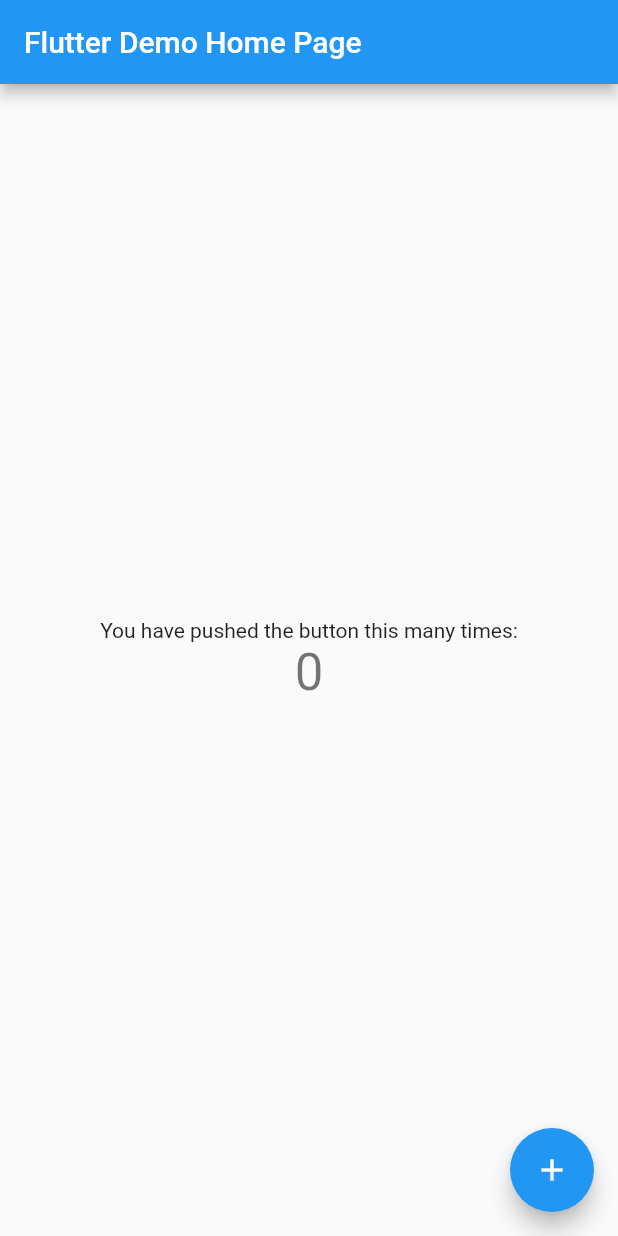
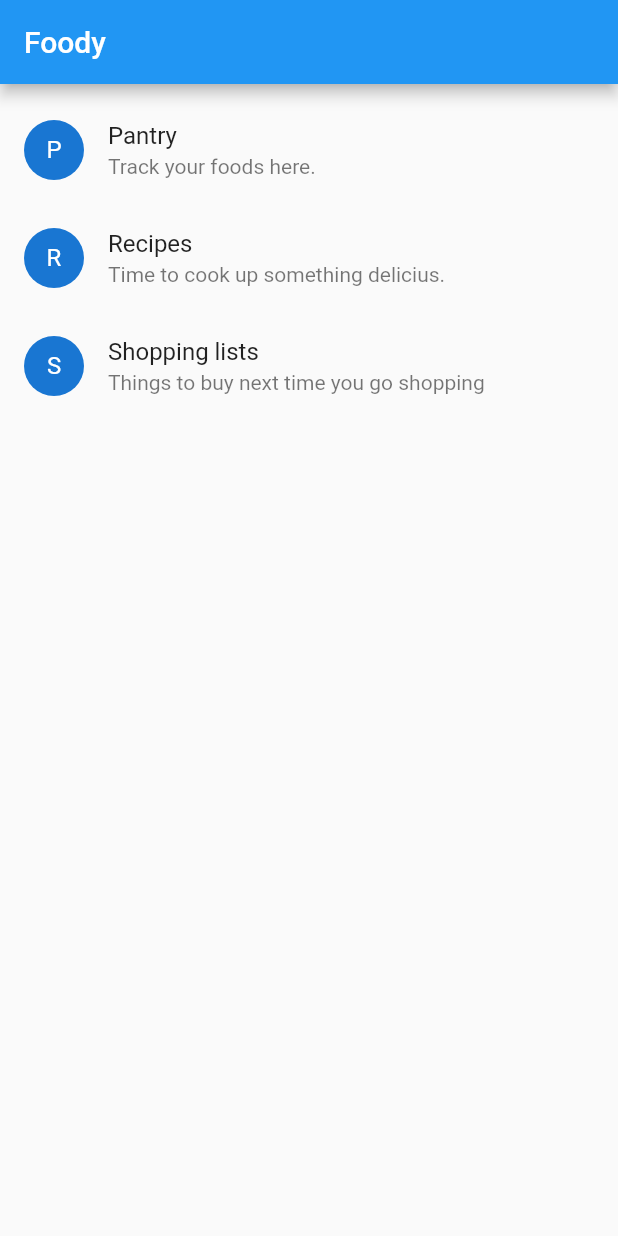
Before and after one commit to MassConfusion/foody, a Flutter app: the screen it shows after launch, on a phone screen of 412 x 824 dp. Run offline on Flutter 3.47's test engine with Material 2 defaults, Android fonts, the phone set to English and light mode, and no system bars.

Commit message:
Replace default app with the basic foody app skeleton

```diff
--- /dev/null
+++ b/lib/home.dart
@@ -0,0 +1,41 @@
+import 'package:flutter/material.dart';
+
+class Home extends StatelessWidget {
+  const Home({Key? key}) : super(key: key);
+
+  @override
+  Widget build(BuildContext context) {
+    return Scaffold(
+      appBar: AppBar(
+        title: const Text('Foody'),
+      ),
+      body: Scrollbar(
+        child: ListView(
+          restorationId: 'foody_main_menu_list_view',
+          padding: const EdgeInsets.symmetric(vertical: 8),
+          children: const [
+            ListTile(
+              leading: CircleAvatar(child: Text('P')),
+              title: Text("Pantry"),
+              subtitle: Text("Track your foods here."),
+            ),
+            ListTile(
+              leading: ExcludeSemantics(
+                child: CircleAvatar(child: Text('R')),
+              ),
+              title: Text("Recipes"),
+              subtitle: Text("Time to cook up something delicius."),
+            ),
+            ListTile(
+              leading: ExcludeSemantics(
+                child: CircleAvatar(child: Text('S')),
+              ),
+              title: Text("Shopping lists"),
+              subtitle: Text("Things to buy next time you go shopping"),
+            ),
+          ],
+        ),
+      ),
+    );
+  }
+}
--- a/lib/main.dart
+++ b/lib/main.dart
@@ -1,115 +1,16 @@
 import 'package:flutter/material.dart';
+import './home.dart';
 
-void main() {
-  runApp(const MyApp());
-}
+void main() => runApp(const FoodyApp());
 
-class MyApp extends StatelessWidget {
-  const MyApp({Key? key}) : super(key: key);
+class FoodyApp extends StatelessWidget {
+  const FoodyApp({Key? key}) : super(key: key);
 
-  // This widget is the root of your application.
   @override
   Widget build(BuildContext context) {
-    return MaterialApp(
-      title: 'Flutter Demo',
-      theme: ThemeData(
-        // This is the theme of your application.
-        //
-        // Try running your application with "flutter run". You'll see the
-        // application has a blue toolbar. Then, without quitting the app, try
-        // changing the primarySwatch below to Colors.green and then invoke
-        // "hot reload" (press "r" in the console where you ran "flutter run",
-        // or simply save your changes to "hot reload" in a Flutter IDE).
-        // Notice that the counter didn't reset back to zero; the application
-        // is not restarted.
-        primarySwatch: Colors.blue,
-      ),
-      home: const MyHomePage(title: 'Flutter Demo Home Page'),
+    return const MaterialApp(
+      title: 'Foody',
+      home: Home(),
     );
   }
 }
-
-class MyHomePage extends StatefulWidget {
-  const MyHomePage({Key? key, required this.title}) : super(key: key);
-
-  // This widget is the home page of your application. It is stateful, meaning
-  // that it has a State object (defined below) that contains fields that affect
-  // how it looks.
-
-  // This class is the configuration for the state. It holds the values (in this
-  // case the title) provided by the parent (in this case the App widget) and
-  // used by the build method of the State. Fields in a Widget subclass are
-  // always marked "final".
-
-  final String title;
-
-  @override
-  State<MyHomePage> createState() => _MyHomePageState();
-}
-
-class _MyHomePageState extends State<MyHomePage> {
-  int _counter = 0;
-
-  void _incrementCounter() {
-    setState(() {
-      // This call to setState tells the Flutter framework that something has
-      // changed in this State, which causes it to rerun the build method below
-      // so that the display can reflect the updated values. If we changed
-      // _counter without calling setState(), then the build method would not be
-      // called again, and so nothing would appear to happen.
-      _counter++;
-    });
-  }
-
-  @override
-  Widget build(BuildContext context) {
-    // This method is rerun every time setState is called, for instance as done
-    // by the _incrementCounter method above.
-    //
-    // The Flutter framework has been optimized to make rerunning build methods
-    // fast, so that you can just rebuild anything that needs updating rather
-    // than having to individually change instances of widgets.
-    return Scaffold(
-      appBar: AppBar(
-        // Here we take the value from the MyHomePage object that was created by
-        // the App.build method, and use it to set our appbar title.
-        title: Text(widget.title),
-      ),
-      body: Center(
-        // Center is a layout widget. It takes a single child and positions it
-        // in the middle of the parent.
-        child: Column(
-          // Column is also a layout widget. It takes a list of children and
-          // arranges them vertically. By default, it sizes itself to fit its
-          // children horizontally, and tries to be as tall as its parent.
-          //
-          // Invoke "debug painting" (press "p" in the console, choose the
-          // "Toggle Debug Paint" action from the Flutter Inspector in Android
-          // Studio, or the "Toggle Debug Paint" command in Visual Studio Code)
-          // to see the wireframe for each widget.
-          //
-          // Column has various properties to control how it sizes itself and
-          // how it positions its children. Here we use mainAxisAlignment to
-          // center the children vertically; the main axis here is the vertical
-          // axis because Columns are vertical (the cross axis would be
-          // horizontal).
-          mainAxisAlignment: MainAxisAlignment.center,
-          children: <Widget>[
-            const Text(
-              'You have pushed the button this many times:',
-            ),
-            Text(
-              '$_counter',
-              style: Theme.of(context).textTheme.headline4,
-            ),
-          ],
-        ),
-      ),
-      floatingActionButton: FloatingActionButton(
-        onPressed: _incrementCounter,
-        tooltip: 'Increment',
-        child: const Icon(Icons.add),
-      ), // This trailing comma makes auto-formatting nicer for build methods.
-    );
-  }
-}
```
Also changed, not shown: 1 other file.
